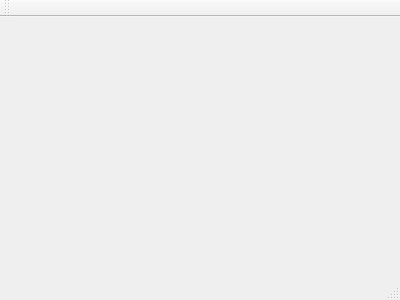
Kyurai/CGPrak, file mainwindow.ui: the form before one commit.
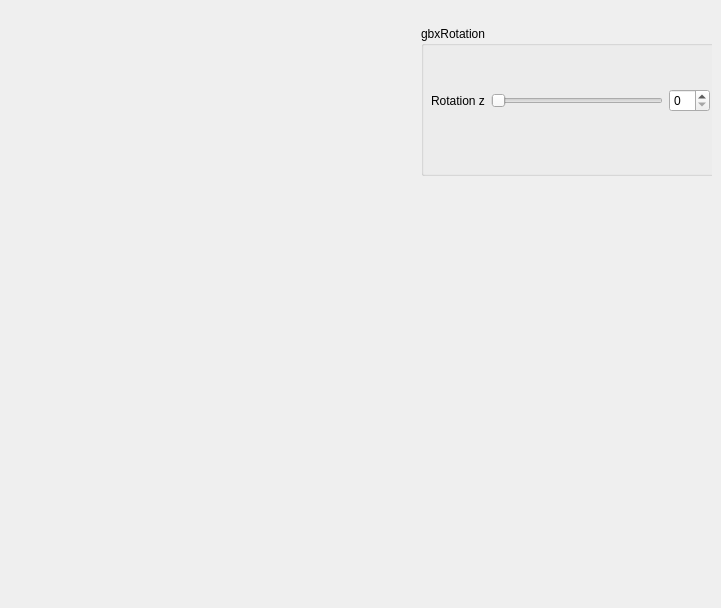
The form after the commit. Custom widgets are drawn as their Qt base class.

```diff
--- a/mainwindow.ui
+++ b/mainwindow.ui
@@ -1,24 +1,105 @@
 <ui version="4.0">
  <class>MainWindow</class>
- <widget class="QMainWindow" name="MainWindow" >
-  <property name="geometry" >
+ <widget class="QMainWindow" name="MainWindow">
+  <property name="geometry">
    <rect>
     <x>0</x>
     <y>0</y>
-    <width>400</width>
-    <height>300</height>
+    <width>721</width>
+    <height>608</height>
    </rect>
   </property>
   <property name="windowTitle" >
    <string>MainWindow</string>
   </property>
-  <widget class="QMenuBar" name="menuBar" />
-  <widget class="QToolBar" name="mainToolBar" />
-  <widget class="QWidget" name="centralWidget" />
-  <widget class="QStatusBar" name="statusBar" />
+  <widget class="QWidget" name="centralWidget">
+   <widget class="QWidget" name="verticalLayoutWidget">
+    <property name="geometry">
+     <rect>
+      <x>410</x>
+      <y>0</y>
+      <width>302</width>
+      <height>202</height>
+     </rect>
+    </property>
+    <layout class="QVBoxLayout" name="vblControls">
+     <item>
+      <widget class="QGroupBox" name="gbxRoation">
+       <property name="minimumSize">
+        <size>
+         <width>300</width>
+         <height>150</height>
+        </size>
+       </property>
+       <property name="maximumSize">
+        <size>
+         <width>400</width>
+         <height>150</height>
+        </size>
+       </property>
+       <property name="title">
+        <string>gbxRotation</string>
+       </property>
+       <widget class="QWidget" name="horizontalLayoutWidget">
+        <property name="geometry">
+         <rect>
+          <x>-1</x>
+          <y>19</y>
+          <width>301</width>
+          <height>111</height>
+         </rect>
+        </property>
+        <layout class="QHBoxLayout" name="hblRotationZ">
+         <item alignment="Qt::AlignLeft">
+          <widget class="QLabel" name="lblRotationZ">
+           <property name="text">
+            <string>Rotation z</string>
+           </property>
+          </widget>
+         </item>
+         <item>
+          <widget class="QSlider" name="sldRotationZ">
+           <property name="orientation">
+            <enum>Qt::Horizontal</enum>
+           </property>
+          </widget>
+         </item>
+         <item>
+          <widget class="QSpinBox" name="sbxRotationZ"/>
+         </item>
+        </layout>
+       </widget>
+      </widget>
+     </item>
+    </layout>
+   </widget>
+   <widget class="MyGLWidget" name="NewWidget" native="true">
+    <property name="geometry">
+     <rect>
+      <x>0</x>
+      <y>0</y>
+      <width>400</width>
+      <height>400</height>
+     </rect>
+    </property>
+    <property name="minimumSize">
+     <size>
+      <width>400</width>
+      <height>400</height>
+     </size>
+    </property>
+   </widget>
+  </widget>
  </widget>
- <layoutDefault spacing="6" margin="11" />
- <pixmapfunction></pixmapfunction>
+ <layoutdefault spacing="6" margin="11"/>
+ <customwidgets>
+  <customwidget>
+   <class>MyGLWidget</class>
+   <extends>QWidget</extends>
+   <header>myglwidget.h</header>
+   <container>1</container>
+  </customwidget>
+ </customwidgets>
  <resources/>
  <connections/>
 </ui>
```
Left out of the diff: 5 changed lines with no effect on the pictures.
